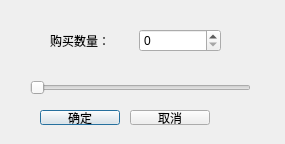
This is buypig.ui in Jujuezi/repository as Qt 5 draws it before an edit. The edited form follows.
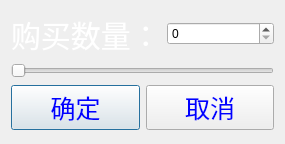
This is the edited form. Icons and pictures are not drawn.

What changed in the file:
```diff
--- a/buypig.ui
+++ b/buypig.ui
@@ -13,67 +13,83 @@
   <property name="windowTitle">
    <string>Dialog</string>
   </property>
+  <property name="styleSheet">
+   <string notr="true">#buyPig{border-image: url(:/pig/pigPos.jpg);}
+</string>
+  </property>
+  <layout class="QGridLayout" name="gridLayout">
+   <item row="0" column="0" colspan="2">
+    <layout class="QHBoxLayout" name="horizontalLayout">
+     <item>
+      <widget class="QLabel" name="label">
+       <property name="styleSheet">
+        <string notr="true">QLabel
+{
+color:white;
+font: 11pt &quot;方正舒体&quot;;
+font-size:30px
+}</string>
+       </property>
+       <property name="text">
+        <string>购买数量：</string>
+       </property>
+      </widget>
+     </item>
+     <item>
+      <widget class="QSpinBox" name="spinBox">
+       <property name="styleSheet">
+        <string notr="true">font: 11pt &quot;站酷小薇LOGO体&quot;;</string>
+       </property>
+      </widget>
+     </item>
+    </layout>
+   </item>
+   <item row="1" column="0" colspan="2">
   <widget class="QSlider" name="horizontalSlider">
-   <property name="geometry">
-    <rect>
-     <x>30</x>
-     <y>80</y>
-     <width>221</width>
-     <height>16</height>
-    </rect>
-   </property>
    <property name="orientation">
     <enum>Qt::Horizontal</enum>
    </property>
   </widget>
+   </item>
+   <item row="2" column="0">
   <widget class="QPushButton" name="btnOK">
-   <property name="geometry">
-    <rect>
-     <x>40</x>
-     <y>110</y>
-     <width>80</width>
-     <height>15</height>
-    </rect>
+     <property name="styleSheet">
+      <string notr="true">QPushButton
+{
+color:blue;
+font: 11pt &quot;方正舒体&quot;;
+font-size:25px
+}
+QPushButton:hover {
+    background-color: #008cba;
+    color: white;
+}</string>
    </property>
    <property name="text">
     <string>确定</string>
    </property>
   </widget>
+   </item>
+   <item row="2" column="1">
   <widget class="QPushButton" name="btnCancel">
-   <property name="geometry">
-    <rect>
-     <x>130</x>
-     <y>110</y>
-     <width>80</width>
-     <height>15</height>
-    </rect>
+     <property name="styleSheet">
+      <string notr="true">QPushButton
+{
+color:blue;
+font: 11pt &quot;方正舒体&quot;;
+font-size:25px
+}
+QPushButton:hover {
+    background-color: #008cba;
+    color: white;
+}</string>
    </property>
    <property name="text">
     <string>取消</string>
    </property>
   </widget>
-  <widget class="QWidget" name="">
-   <property name="geometry">
-    <rect>
-     <x>50</x>
-     <y>20</y>
-     <width>171</width>
-     <height>41</height>
-    </rect>
-   </property>
-   <layout class="QHBoxLayout" name="horizontalLayout">
-    <item>
-     <widget class="QLabel" name="label">
-      <property name="text">
-       <string>购买数量：</string>
-      </property>
-     </widget>
-    </item>
-    <item>
-     <widget class="QSpinBox" name="spinBox"/>
-    </item>
-   </layout>
-  </widget>
+   </item>
+  </layout>
  </widget>
  <resources/>
  <connections/>
```
Lines whose indentation alone changed are shown as unchanged.
